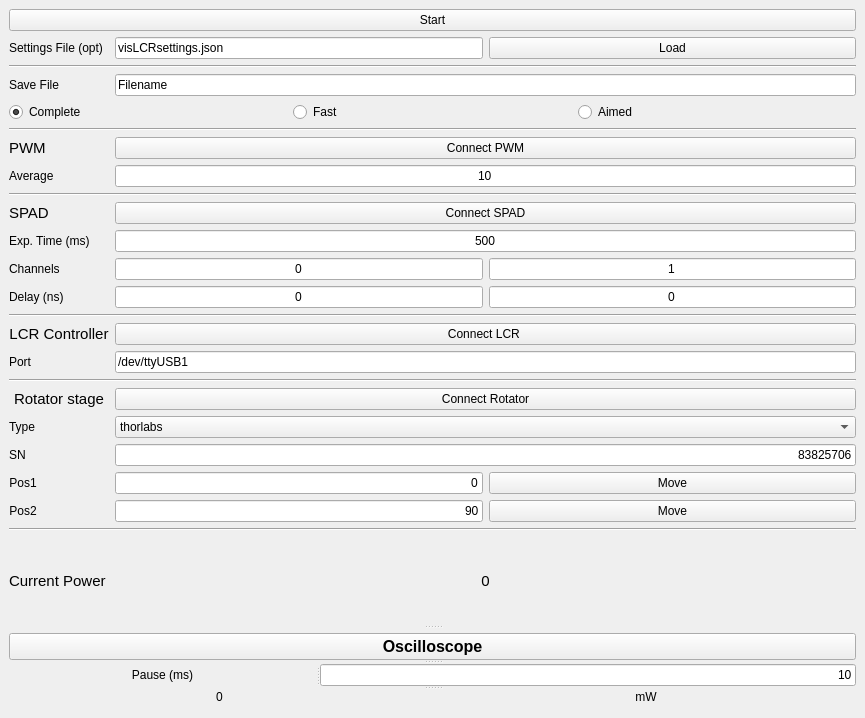
First picture: the form in visLCR.ui, repository qLuxor/pylabtools, before the edit.
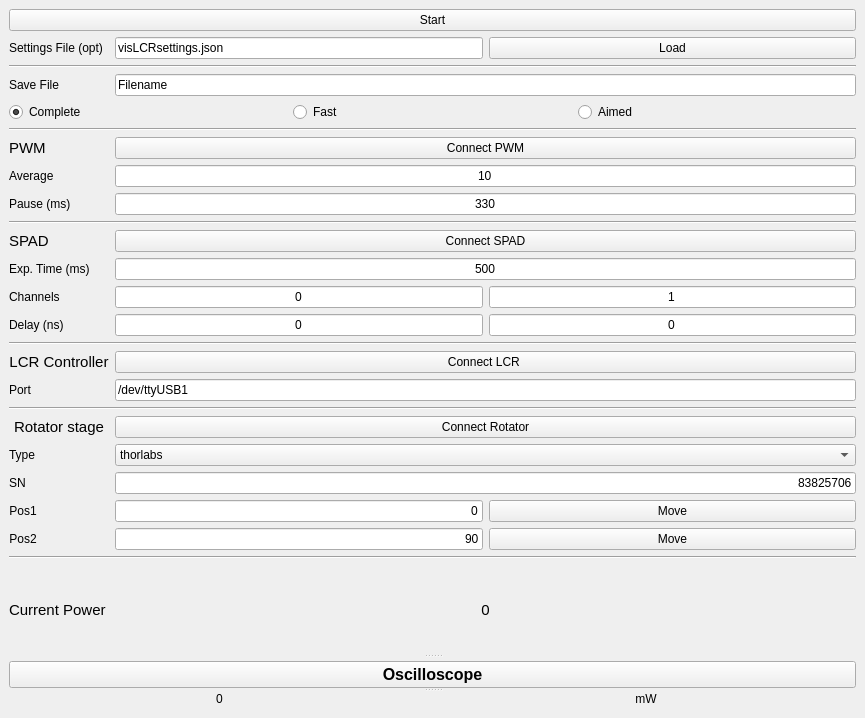
Second picture: the form after the edit.

Commit message: Added pwm pause control via GUI

What changed in the file:
```diff
--- a/visLCR.ui
+++ b/visLCR.ui
@@ -46,6 +46,16 @@
                </property>
               </widget>
              </item>
+             <item row="8" column="1" colspan="2">
+              <widget class="QLineEdit" name="txtPause">
+               <property name="text">
+                <string>330</string>
+               </property>
+               <property name="alignment">
+                <set>Qt::AlignCenter</set>
+               </property>
+              </widget>
+             </item>
              <item row="3" column="0">
               <widget class="QLabel" name="label_16">
                <property name="text">
@@ -74,7 +84,21 @@
                </property>
               </widget>
              </item>
-             <item row="9" column="0">
+             <item row="5" column="0" colspan="3">
+              <widget class="Line" name="line_6">
+               <property name="orientation">
+                <enum>Qt::Horizontal</enum>
+               </property>
+              </widget>
+             </item>
+             <item row="8" column="0">
+              <widget class="QLabel" name="label_17">
+               <property name="text">
+                <string>Pause (ms)</string>
+               </property>
+              </widget>
+             </item>
+             <item row="10" column="0">
               <widget class="QLabel" name="label_6">
                <property name="font">
                 <font>
@@ -86,7 +110,7 @@
                </property>
               </widget>
              </item>
-             <item row="10" column="1" colspan="2">
+             <item row="11" column="1" colspan="2">
               <widget class="QLineEdit" name="txtExposure">
                <property name="text">
                 <string>500</string>
@@ -96,7 +120,7 @@
                </property>
               </widget>
              </item>
-             <item row="14" column="0">
+             <item row="15" column="0">
               <widget class="QLabel" name="label_4">
                <property name="font">
                 <font>
@@ -121,7 +145,7 @@
                </property>
               </widget>
              </item>
-             <item row="15" column="1" colspan="2">
+             <item row="16" column="1" colspan="2">
               <widget class="QLineEdit" name="txtPort">
                <property name="text">
                 <string>/dev/ttyUSB1</string>
@@ -131,14 +155,14 @@
                </property>
               </widget>
              </item>
-             <item row="9" column="1" colspan="2">
+             <item row="10" column="1" colspan="2">
               <widget class="QPushButton" name="btnConnectSPAD">
                <property name="text">
                 <string>Connect SPAD</string>
                </property>
               </widget>
              </item>
-             <item row="11" column="2">
+             <item row="12" column="2">
               <widget class="QLineEdit" name="txtSPADOtherChannel">
                <property name="text">
                 <string>1</string>
@@ -148,7 +172,7 @@
                </property>
               </widget>
              </item>
-             <item row="15" column="0">
+             <item row="16" column="0">
               <widget class="QLabel" name="label_9">
                <property name="text">
                 <string>Port</string>
@@ -174,7 +198,7 @@
                </property>
               </widget>
              </item>
-             <item row="12" column="2">
+             <item row="13" column="2">
               <widget class="QLineEdit" name="txtOtherDelay">
                <property name="text">
                 <string>0</string>
@@ -184,14 +208,14 @@
                </property>
               </widget>
              </item>
-             <item row="8" column="0" colspan="3">
+             <item row="9" column="0" colspan="3">
               <widget class="Line" name="line">
                <property name="orientation">
                 <enum>Qt::Horizontal</enum>
                </property>
               </widget>
              </item>
-             <item row="12" column="1">
+             <item row="13" column="1">
               <widget class="QLineEdit" name="txtDelay">
                <property name="text">
                 <string>0</string>
@@ -201,21 +225,21 @@
                </property>
               </widget>
              </item>
-             <item row="14" column="1" colspan="2">
+             <item row="15" column="1" colspan="2">
               <widget class="QPushButton" name="btnConnectLCR">
                <property name="text">
                 <string>Connect LCR </string>
                </property>
               </widget>
              </item>
-             <item row="10" column="0">
+             <item row="11" column="0">
               <widget class="QLabel" name="label">
                <property name="text">
                 <string>Exp. Time (ms)</string>
                </property>
               </widget>
              </item>
-             <item row="11" column="1">
+             <item row="12" column="1">
               <widget class="QLineEdit" name="txtSPADChannel">
                <property name="text">
                 <string>0</string>
@@ -225,21 +249,21 @@
                </property>
               </widget>
              </item>
-             <item row="11" column="0">
+             <item row="12" column="0">
               <widget class="QLabel" name="label_10">
                <property name="text">
                 <string>Channels</string>
                </property>
               </widget>
              </item>
-             <item row="13" column="0" colspan="3">
+             <item row="14" column="0" colspan="3">
               <widget class="Line" name="line_2">
                <property name="orientation">
                 <enum>Qt::Horizontal</enum>
                </property>
               </widget>
              </item>
-             <item row="12" column="0">
+             <item row="13" column="0">
               <widget class="QLabel" name="label_11">
                <property name="text">
                 <string>Delay (ns)</string>
@@ -253,7 +277,7 @@
                </property>
               </widget>
              </item>
-             <item row="23" column="0">
+             <item row="24" column="0">
               <widget class="QLabel" name="label_12">
                <property name="font">
                 <font>
@@ -265,7 +289,7 @@
                </property>
               </widget>
              </item>
-             <item row="18" column="1" colspan="2">
+             <item row="19" column="1" colspan="2">
               <widget class="QComboBox" name="cmbLinearStage">
                <property name="sizePolicy">
                 <sizepolicy hsizetype="MinimumExpanding" vsizetype="Fixed">
@@ -283,7 +307,7 @@
                </item>
               </widget>
              </item>
-             <item row="19" column="1" colspan="2">
+             <item row="20" column="1" colspan="2">
               <widget class="QLineEdit" name="txtSN">
                <property name="sizePolicy">
                 <sizepolicy hsizetype="MinimumExpanding" vsizetype="Fixed">
@@ -299,7 +323,7 @@
                </property>
               </widget>
              </item>
-             <item row="21" column="1">
+             <item row="22" column="1">
               <widget class="QLineEdit" name="txtPos2">
                <property name="sizePolicy">
                 <sizepolicy hsizetype="MinimumExpanding" vsizetype="Fixed">
@@ -315,7 +339,7 @@
                </property>
               </widget>
              </item>
-             <item row="21" column="0">
+             <item row="22" column="0">
               <widget class="QLabel" name="label_3">
                <property name="sizePolicy">
                 <sizepolicy hsizetype="Maximum" vsizetype="Preferred">
@@ -331,14 +355,14 @@
                </property>
               </widget>
              </item>
-             <item row="22" column="0" colspan="3">
+             <item row="23" column="0" colspan="3">
               <widget class="Line" name="line_4">
                <property name="orientation">
                 <enum>Qt::Horizontal</enum>
                </property>
               </widget>
              </item>
-             <item row="20" column="0">
+             <item row="21" column="0">
               <widget class="QLabel" name="label_2">
                <property name="sizePolicy">
                 <sizepolicy hsizetype="Maximum" vsizetype="Preferred">
@@ -354,7 +378,7 @@
                </property>
               </widget>
              </item>
-             <item row="20" column="1">
+             <item row="21" column="1">
               <widget class="QLineEdit" name="txtPos1">
                <property name="sizePolicy">
                 <sizepolicy hsizetype="MinimumExpanding" vsizetype="Fixed">
@@ -370,7 +394,7 @@
                </property>
               </widget>
              </item>
-             <item row="23" column="1" colspan="2">
+             <item row="24" column="1" colspan="2">
               <widget class="QLabel" name="lblPowerStart">
                <property name="font">
                 <font>
@@ -385,28 +409,28 @@
                </property>
               </widget>
              </item>
-             <item row="21" column="2">
+             <item row="22" column="2">
               <widget class="QPushButton" name="btnMove2">
                <property name="text">
                 <string>Move</string>
                </property>
               </widget>
              </item>
-             <item row="16" column="0" colspan="3">
+             <item row="17" column="0" colspan="3">
               <widget class="Line" name="line_3">
                <property name="orientation">
                 <enum>Qt::Horizontal</enum>
                </property>
               </widget>
              </item>
-             <item row="20" column="2">
+             <item row="21" column="2">
               <widget class="QPushButton" name="btnMove1">
                <property name="text">
                 <string>Move</string>
                </property>
               </widget>
              </item>
-             <item row="19" column="0">
+             <item row="20" column="0">
               <widget class="QLabel" name="label_15">
                <property name="sizePolicy">
                 <sizepolicy hsizetype="Maximum" vsizetype="Preferred">
@@ -422,7 +446,7 @@
                </property>
               </widget>
              </item>
-             <item row="17" column="0">
+             <item row="18" column="0">
               <widget class="QLabel" name="label_14">
                <property name="font">
                 <font>
@@ -437,14 +461,14 @@
                </property>
               </widget>
              </item>
-             <item row="18" column="0">
+             <item row="19" column="0">
               <widget class="QLabel" name="label_7">
                <property name="text">
                 <string>Type</string>
                </property>
               </widget>
              </item>
-             <item row="17" column="1" colspan="2">
+             <item row="18" column="1" colspan="2">
               <widget class="QPushButton" name="btnConnect">
                <property name="text">
                 <string>Connect Rotator</string>
@@ -551,30 +575,6 @@
             <string>Oscilloscope</string>
            </property>
           </widget>
-          <widget class="QSplitter" name="splitter_3">
-           <property name="orientation">
-            <enum>Qt::Horizontal</enum>
-           </property>
-           <widget class="QLabel" name="label_18">
-            <property name="text">
-             <string>Pause (ms)</string>
-            </property>
-            <property name="alignment">
-             <set>Qt::AlignCenter</set>
-            </property>
-           </widget>
-           <widget class="QLineEdit" name="txtPause">
-            <property name="enabled">
-             <bool>true</bool>
-            </property>
-            <property name="text">
-             <string>10</string>
-            </property>
-            <property name="alignment">
-             <set>Qt::AlignRight|Qt::AlignTrailing|Qt::AlignVCenter</set>
-            </property>
-           </widget>
-          </widget>
           <widget class="QWidget" name="layoutWidget">
            <layout class="QHBoxLayout" name="horizontalLayout">
             <item>
```
Left out of the diff: 7 changed lines with no effect on the pictures. The commit also changes 1 other file.
